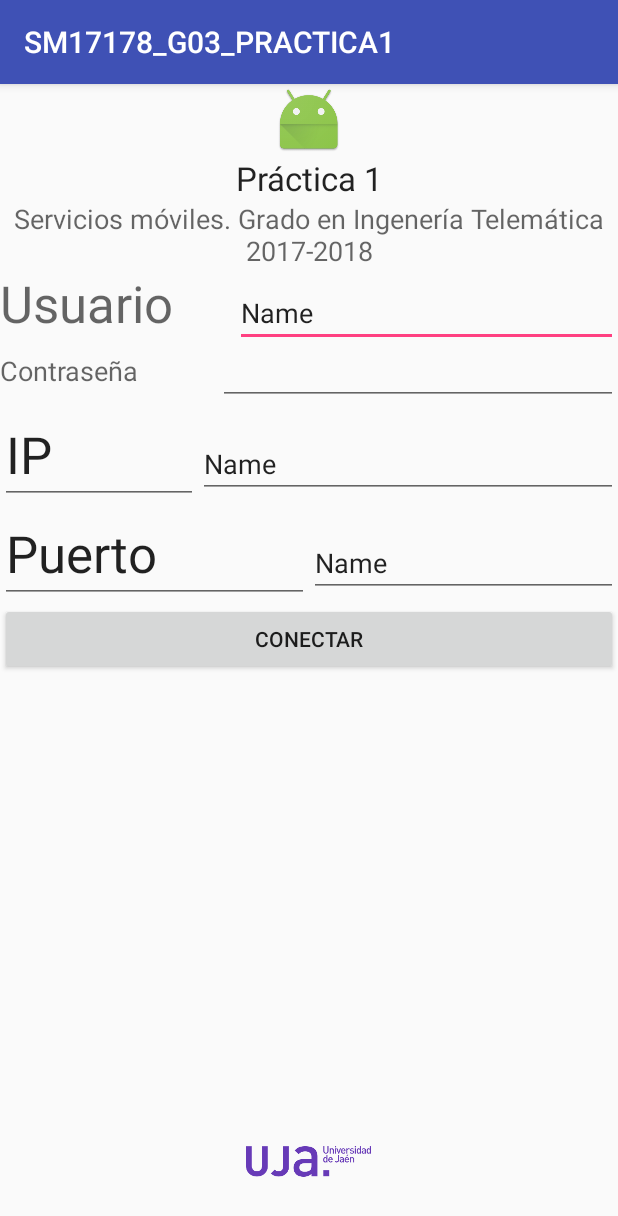
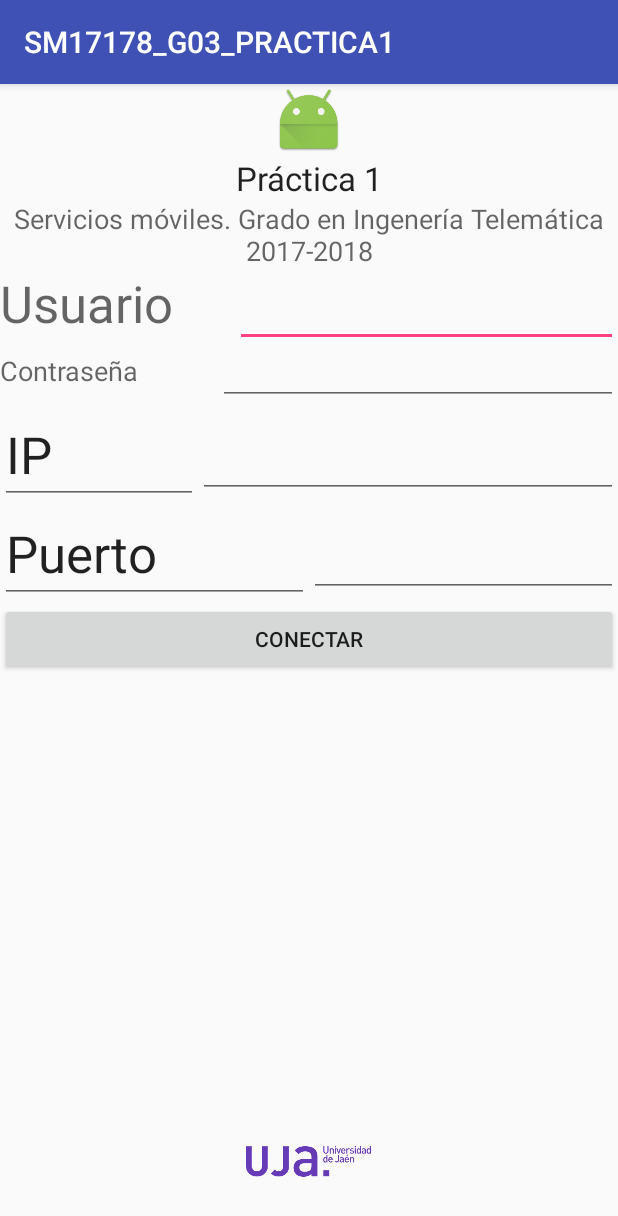
Before and after one commit to pmb00023/SM17178_G03_PRACTICA3, an Android app: the screen it shows after launch (MainActivity), after a tap on "CONECTAR", on a phone screen of 412 x 824 dp. Shown: the top 1216 px of the screen. Run offline under Robolectric (Android 15) with nearby library versions, the phone set to English and light mode, and no system bars.

Commit message:
añadido clase personal data y connect user data y para que aparezcan en pantalla Arreglados varios errores del port e ip

```diff
--- a/app/src/main/java/es/ujaen/git/sm17178_g03_practica1/LoginFragment.java
+++ b/app/src/main/java/es/ujaen/git/sm17178_g03_practica1/LoginFragment.java
@@ -65,9 +65,9 @@ public class LoginFragment extends Fragment {
         Button connect = (Button) fragment.findViewById(R.id.button_login);
 
 
-        final EditText name = (EditText) fragment.findViewById(R.id.editText_login_user);
-        final EditText user = (EditText) fragment.findViewById(R.id.editText_login_password);
-        final EditText pass = (EditText) fragment.findViewById(R.id.editText_login_ip);
+
+        final EditText user = (EditText) fragment.findViewById(R.id.editText_login_user);
+        final EditText pass = (EditText) fragment.findViewById(R.id.editText_login_password);
         final EditText ip = (EditText) fragment.findViewById(R.id.editText_login_ip);
         final EditText port = (EditText) fragment.findViewById(R.id.editText_login_port);
 
@@ -79,8 +79,8 @@ public class LoginFragment extends Fragment {
                 String s_pass =  pass.getText().toString();
                 String s_ip =  ip.getText().toString();
                 String s_port =  port.getText().toString();
-               String nombre = name.getText().toString();
-                Toast.makeText(getContext(),"Hola " + nombre + " "+s_user+ "" +s_pass+" "+s_ip+" "+s_port,Toast.LENGTH_LONG).show();
+
+                Toast.makeText(getContext(),"Hola " +  " "+s_user+ "" +s_pass+" "+s_ip+" "+s_port,Toast.LENGTH_LONG).show();
             }
         });
 
--- a/app/src/main/res/layout/fragment_login.xml
+++ b/app/src/main/res/layout/fragment_login.xml
@@ -48,7 +48,7 @@
                 android:layout_weight="1"
                 android:ems="10"
                 android:inputType="textPersonName"
-                android:text="Name" />
+                 />
         </LinearLayout>
 
         <LinearLayout
@@ -80,7 +80,7 @@
             android:orientation="horizontal">
 
             <EditText
-                android:id="@+id/editText_login_ip"
+                android:id="@+id/henry1"
                 android:layout_width="132dp"
                 android:layout_height="wrap_content"
                 android:ems="10"
@@ -89,13 +89,13 @@
                 android:textAppearance="@style/TextAppearance.AppCompat.Display1" />
 
             <EditText
-                android:id="@+id/editText4"
+                android:id="@+id/editText_login_ip"
                 android:layout_width="wrap_content"
                 android:layout_height="wrap_content"
                 android:layout_weight="1"
                 android:ems="10"
                 android:inputType="textPersonName"
-                android:text="Name" />
+                 />
         </LinearLayout>
 
         <LinearLayout
@@ -104,7 +104,7 @@
             android:orientation="horizontal">
 
             <EditText
-                android:id="@+id/editText_login_port"
+                android:id="@+id/henry2"
                 android:layout_width="match_parent"
                 android:layout_height="wrap_content"
                 android:layout_weight="1"
@@ -114,13 +114,13 @@
                 android:textAppearance="@style/TextAppearance.AppCompat.Display1" />
 
             <EditText
-                android:id="@+id/editText6"
+                android:id="@+id/editText_login_port"
                 android:layout_width="match_parent"
                 android:layout_height="wrap_content"
                 android:layout_weight="1"
                 android:ems="10"
-                android:inputType="textPersonName"
-                android:text="Name" />
+                android:inputType="number"/>
+
 
         </LinearLayout>
 
```
